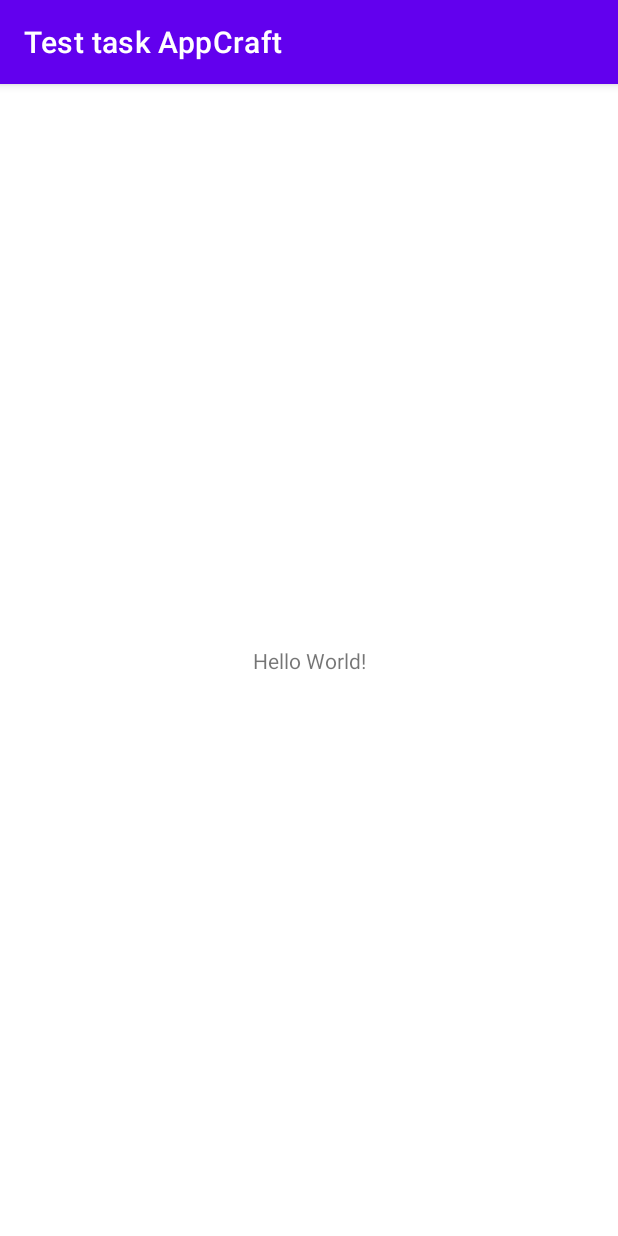
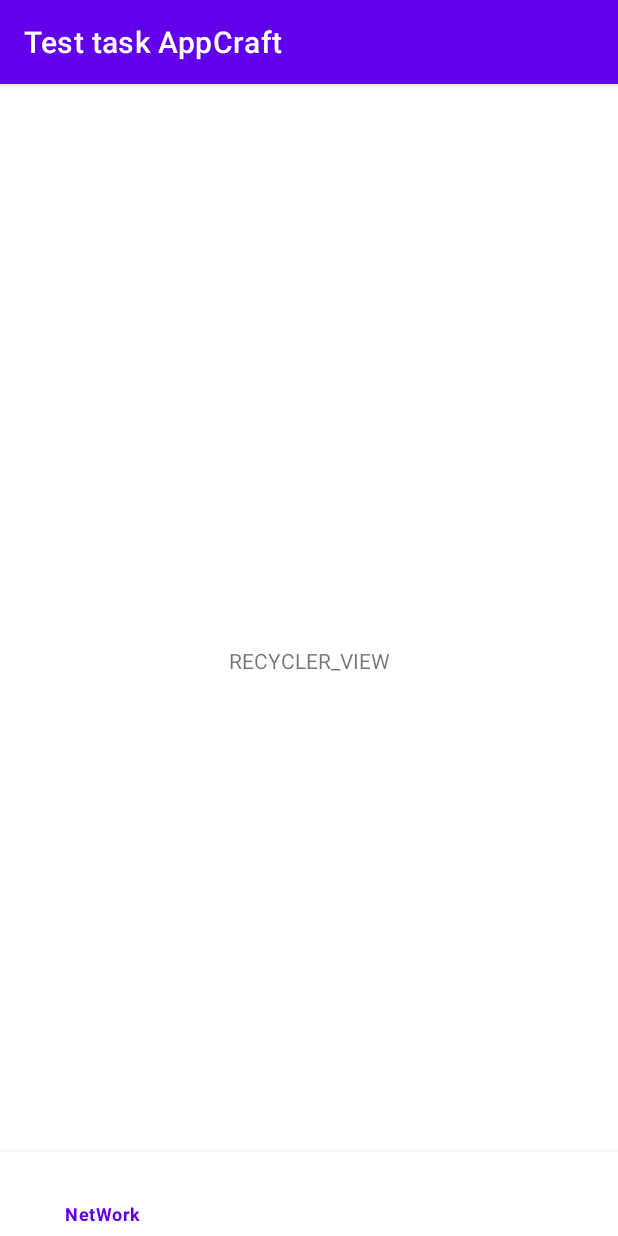
Before and after one commit to Nick-sib/Test-task-AppCraft, an Android app: the screen it shows after launch (MainActivity), on a phone screen of 412 x 824 dp. Run offline under Robolectric (Android 15) with nearby library versions, the phone set to English and light mode, and no system bars.

Commit message:
body for navigation

```diff
--- /dev/null
+++ b/app/src/main/java/com/nick_sib/testtaskappcraft/DatabaseFragment.kt
@@ -0,0 +1,6 @@
+package com.nick_sib.testtaskappcraft
+
+import androidx.fragment.app.Fragment
+
+class DatabaseFragment: Fragment(R.layout.fragment_network) {
+}
--- a/app/src/main/java/com/nick_sib/testtaskappcraft/MainActivity.kt
+++ b/app/src/main/java/com/nick_sib/testtaskappcraft/MainActivity.kt
@@ -2,10 +2,44 @@
 
 import androidx.appcompat.app.AppCompatActivity
 import android.os.Bundle
+import com.google.android.material.bottomnavigation.BottomNavigationView
 
 class MainActivity : AppCompatActivity() {
     override fun onCreate(savedInstanceState: Bundle?) {
         super.onCreate(savedInstanceState)
         setContentView(R.layout.activity_main)
+        findViewById<BottomNavigationView>(R.id.bottom_navigation_view)?.apply {
+            setOnNavigationItemSelectedListener { item ->
+                when (item.itemId) {
+                    R.id.bottom_network -> {
+                        supportFragmentManager.beginTransaction()
+                            .replace(R.id.container, NetworkFragment())
+                            .commitAllowingStateLoss()
+                        true
+                    }
+                    R.id.bottom_database -> {
+                        supportFragmentManager.beginTransaction()
+                            .replace(R.id.container, DatabaseFragment())
+                            .commitAllowingStateLoss()
+                        true
+                    }
+                    R.id.bottom_services -> {
+                        supportFragmentManager.beginTransaction()
+                            .replace(R.id.container, ServicesFragment())
+                            .commitAllowingStateLoss()
+                        true
+                    }
+                    else -> {
+                        supportFragmentManager.beginTransaction()
+                            .replace(R.id.container, NetworkFragment())
+                            .commitAllowingStateLoss()
+                        true
+                    }
+                }
+            }
+            selectedItemId = R.id.bottom_network
+
+        }
+
     }
 }
--- /dev/null
+++ b/app/src/main/java/com/nick_sib/testtaskappcraft/NetworkFragment.kt
@@ -0,0 +1,6 @@
+package com.nick_sib.testtaskappcraft
+
+import androidx.fragment.app.Fragment
+
+class NetworkFragment: Fragment(R.layout.fragment_network) {
+}
--- /dev/null
+++ b/app/src/main/java/com/nick_sib/testtaskappcraft/ServicesFragment.kt
@@ -0,0 +1,8 @@
+package com.nick_sib.testtaskappcraft
+
+
+import androidx.fragment.app.Fragment
+
+class ServicesFragment: Fragment(R.layout.fragment_network) {
+
+}
--- a/app/src/main/res/layout/activity_main.xml
+++ b/app/src/main/res/layout/activity_main.xml
@@ -6,13 +6,20 @@
     android:layout_height="match_parent"
     tools:context=".MainActivity">
 
-    <TextView
-        android:layout_width="wrap_content"
+    <androidx.fragment.app.FragmentContainerView
+        android:id="@+id/container"
+        android:layout_width="match_parent"
+        android:layout_height="match_parent"/>
+
+    <com.google.android.material.bottomnavigation.BottomNavigationView
+        android:id="@+id/bottom_navigation_view"
+        android:layout_width="match_parent"
         android:layout_height="wrap_content"
-        android:text="Hello World!"
+        app:labelVisibilityMode="selected"
         app:layout_constraintBottom_toBottomOf="parent"
-        app:layout_constraintLeft_toLeftOf="parent"
-        app:layout_constraintRight_toRightOf="parent"
-        app:layout_constraintTop_toTopOf="parent" />
+        app:layout_constraintEnd_toEndOf="parent"
+        app:layout_constraintStart_toStartOf="parent"
+        app:menu="@menu/menu_bottom_navigation" />
+
 
 </androidx.constraintlayout.widget.ConstraintLayout>
--- /dev/null
+++ b/app/src/main/res/layout/fragment_network.xml
@@ -0,0 +1,17 @@
+<?xml version="1.0" encoding="utf-8"?>
+<androidx.constraintlayout.widget.ConstraintLayout
+    xmlns:android="http://schemas.android.com/apk/res/android"
+    xmlns:app="http://schemas.android.com/apk/res-auto"
+    android:layout_width="match_parent"
+    android:layout_height="match_parent">
+
+    <TextView
+        android:layout_width="wrap_content"
+        android:layout_height="wrap_content"
+        android:text="RECYCLER_VIEW"
+        app:layout_constraintBottom_toBottomOf="parent"
+        app:layout_constraintEnd_toEndOf="parent"
+        app:layout_constraintStart_toStartOf="parent"
+        app:layout_constraintTop_toTopOf="parent" />
+
+</androidx.constraintlayout.widget.ConstraintLayout>
--- /dev/null
+++ b/app/src/main/res/menu/menu_bottom_navigation.xml
@@ -0,0 +1,13 @@
+<menu xmlns:android="http://schemas.android.com/apk/res/android">
+    <item
+        android:id="@+id/bottom_network"
+        android:title="NetWork" />
+
+    <item
+        android:id="@+id/bottom_database"
+        android:title="DataBase" />
+
+    <item
+        android:id="@+id/bottom_services"
+        android:title="Services" />
+</menu>
```
